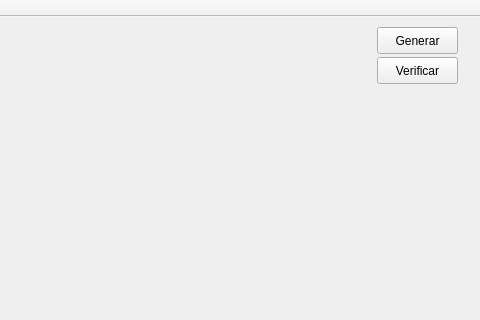
Qt form Fuente/maintable.ui (jegerima/QSudoku) before a commit; both pictures show x 193 to 673 and y 0 to 320 of the 673 by 509 pixel window.
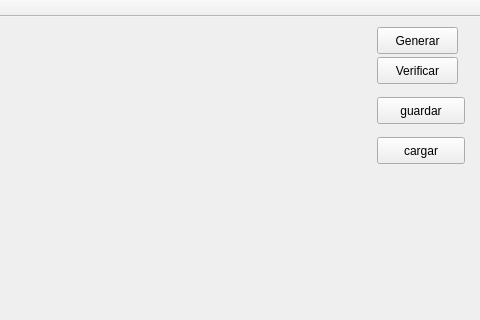
The same form after that commit.

Diff of the .ui file:
```diff
--- a/Fuente/maintable.ui
+++ b/Fuente/maintable.ui
@@ -55,6 +55,32 @@
      <string>Generar</string>
     </property>
    </widget>
+   <widget class="QPushButton" name="guardar">
+    <property name="geometry">
+     <rect>
+      <x>570</x>
+      <y>80</y>
+      <width>88</width>
+      <height>27</height>
+     </rect>
+    </property>
+    <property name="text">
+     <string>guardar</string>
+    </property>
+   </widget>
+   <widget class="QPushButton" name="cargar">
+    <property name="geometry">
+     <rect>
+      <x>570</x>
+      <y>120</y>
+      <width>88</width>
+      <height>27</height>
+     </rect>
+    </property>
+    <property name="text">
+     <string>cargar</string>
+    </property>
+   </widget>
   </widget>
   <widget class="QMenuBar" name="menuBar">
    <property name="geometry">
```
Left out of the diff: 2 changed lines with no effect on the pictures.
